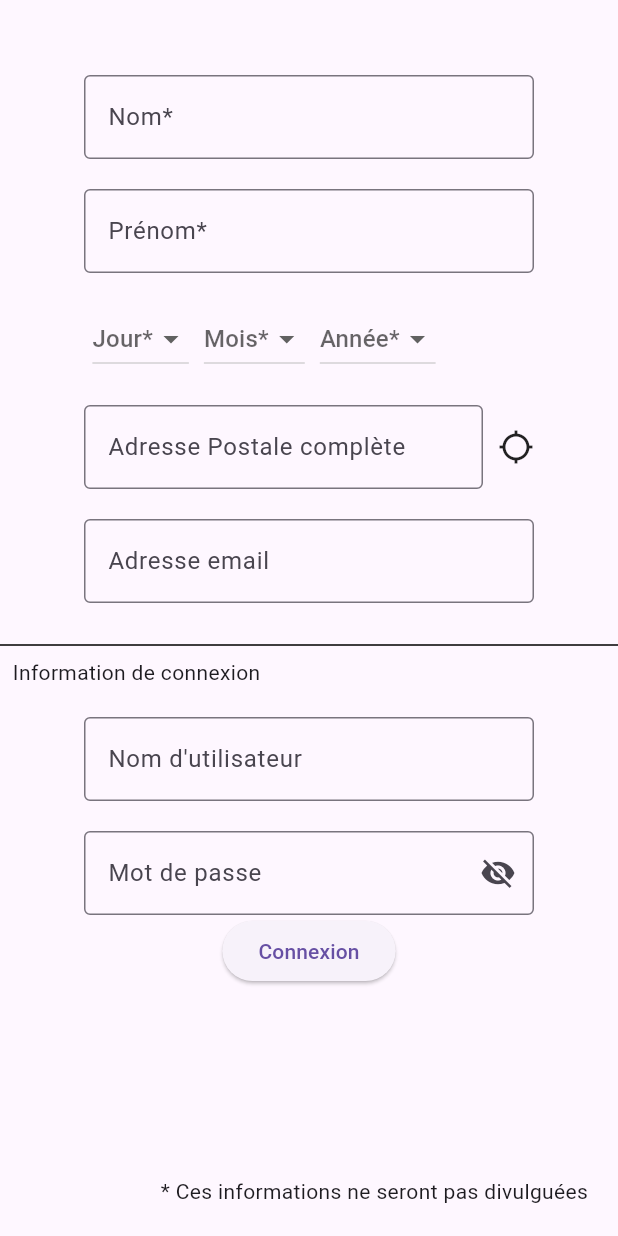
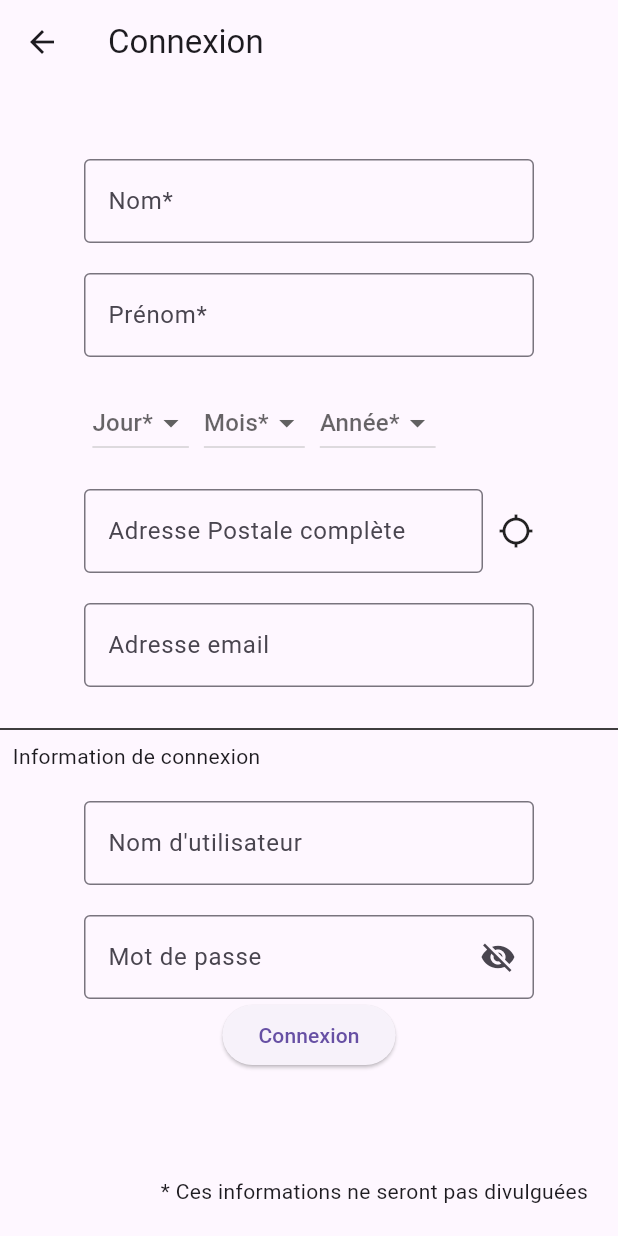
Before and after one commit to algosup/2023-2024-project-5-flutter-team-7, a Flutter app: the PersonalInformationScreen screen opened by its route, on a phone screen of 412 x 824 dp. Run offline on Flutter 3.47's test engine with Material 3 defaults, Android fonts, the phone set to English and light mode, and no system bars; our stand-ins replace flutter_riverpod, geolocator, go_router.

Commit message:
Add back button on sign_seeker

```diff
--- a/src/adopteuncandidat/lib/sign_in_seeker.dart
+++ b/src/adopteuncandidat/lib/sign_in_seeker.dart
@@ -131,6 +131,22 @@ class PersonalInformationScreenState extends ConsumerState<PersonalInformationSc
     final List<int> years = List<int>.generate(101, (index) => DateTime.now().year - 16 - index);
 
     return Scaffold(
+      appBar: AppBar(
+        title: Text(widget.isEditMode ? 'Modifier mes informations personnelles' : 'Connexion'),
+        leading: widget.isEditMode
+            ? IconButton(
+               icon: const Icon(Icons.arrow_back),
+                onPressed: () {
+                  context.go('/jobSeekerProfile');
+                },
+            )
+            : IconButton(
+                icon: const Icon(Icons.arrow_back),
+                onPressed: () {
+                  context.go('/signIn');
+                },
+              ),
+      ),
       body: Stack(
         children: [
           Column(
```
